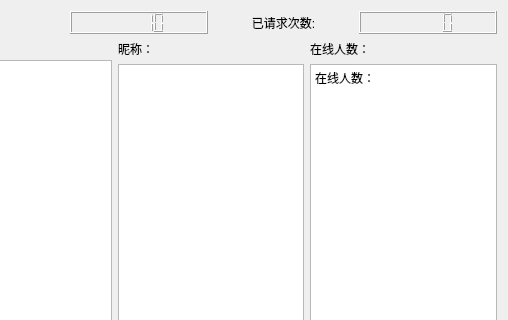
Above: 20210804/widget.ui from xuronghua2001/bilibiliLiveTimer before the change; both pictures show x 86 to 594 and y 0 to 320 of the 594 by 414 pixel window. Below: the same form after it.
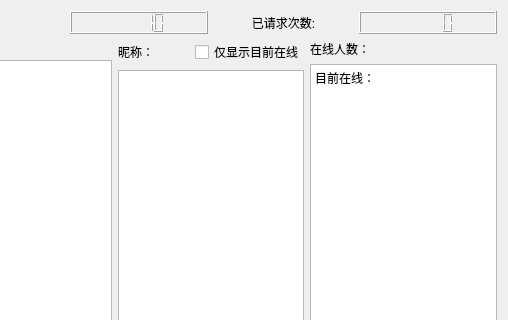
That is the form after the change. Icons and pictures are not drawn.

The edit to the form file:
```diff
--- a/20210804/widget.ui
+++ b/20210804/widget.ui
@@ -18,7 +18,7 @@
     <normaloff>:/b.png</normaloff>:/b.png</iconset>
   </property>
   <layout class="QGridLayout" name="gridLayout">
-   <item row="0" column="0">
+   <item row="0" column="0" colspan="3">
     <layout class="QHBoxLayout" name="horizontalLayout_5">
      <item>
       <layout class="QHBoxLayout" name="horizontalLayout_2">
@@ -85,9 +85,7 @@
      </item>
     </layout>
    </item>
-   <item row="1" column="0">
-    <layout class="QHBoxLayout" name="horizontalLayout_4">
-     <item>
+   <item row="1" column="0" rowspan="2">
       <layout class="QVBoxLayout" name="verticalLayout">
        <item>
         <widget class="QLabel" name="label_3">
@@ -105,8 +103,8 @@
        </item>
       </layout>
      </item>
-     <item>
-      <layout class="QVBoxLayout" name="verticalLayout_2">
+   <item row="1" column="1">
+    <layout class="QHBoxLayout" name="horizontalLayout_4">
        <item>
         <widget class="QLabel" name="label_4">
          <property name="text">
@@ -115,11 +113,15 @@
         </widget>
        </item>
        <item>
-        <widget class="QListWidget" name="listWidget"/>
+      <widget class="QCheckBox" name="checkBox">
+       <property name="text">
+        <string>仅显示目前在线</string>
+       </property>
+      </widget>
        </item>
       </layout>
      </item>
-     <item>
+   <item row="1" column="2" rowspan="2">
       <layout class="QVBoxLayout" name="verticalLayout_3">
        <item>
         <widget class="QLabel" name="label_5">
@@ -140,16 +142,17 @@
           <string>&lt;!DOCTYPE HTML PUBLIC &quot;-//W3C//DTD HTML 4.0//EN&quot; &quot;http://www.w3.org/TR/REC-html40/strict.dtd&quot;&gt;
 &lt;html&gt;&lt;head&gt;&lt;meta name=&quot;qrichtext&quot; content=&quot;1&quot; /&gt;&lt;style type=&quot;text/css&quot;&gt;
 p, li { white-space: pre-wrap; }
-&lt;/style&gt;&lt;/head&gt;&lt;body style=&quot; font-family:'SimSun'; font-size:9pt; font-weight:400; font-style:normal;&quot;&gt;
-&lt;p style=&quot; margin-top:0px; margin-bottom:0px; margin-left:0px; margin-right:0px; -qt-block-indent:0; text-indent:0px;&quot;&gt;在线人数：&lt;/p&gt;&lt;/body&gt;&lt;/html&gt;</string>
+&lt;/style&gt;&lt;/head&gt;&lt;body style=&quot; font-family:'Titillium Web'; font-size:9pt; font-weight:400; font-style:normal;&quot;&gt;
+&lt;p style=&quot; margin-top:0px; margin-bottom:0px; margin-left:0px; margin-right:0px; -qt-block-indent:0; text-indent:0px;&quot;&gt;&lt;span style=&quot; font-family:'SimSun';&quot;&gt;目前在线：&lt;/span&gt;&lt;/p&gt;&lt;/body&gt;&lt;/html&gt;</string>
          </property>
         </widget>
        </item>
       </layout>
      </item>
-    </layout>
+   <item row="2" column="1">
+    <widget class="QListWidget" name="listWidget"/>
    </item>
-   <item row="2" column="0">
+   <item row="3" column="0" colspan="3">
     <layout class="QVBoxLayout" name="verticalLayout_4">
      <property name="spacing">
       <number>5</number>
```
Lines whose indentation alone changed are shown as unchanged.
